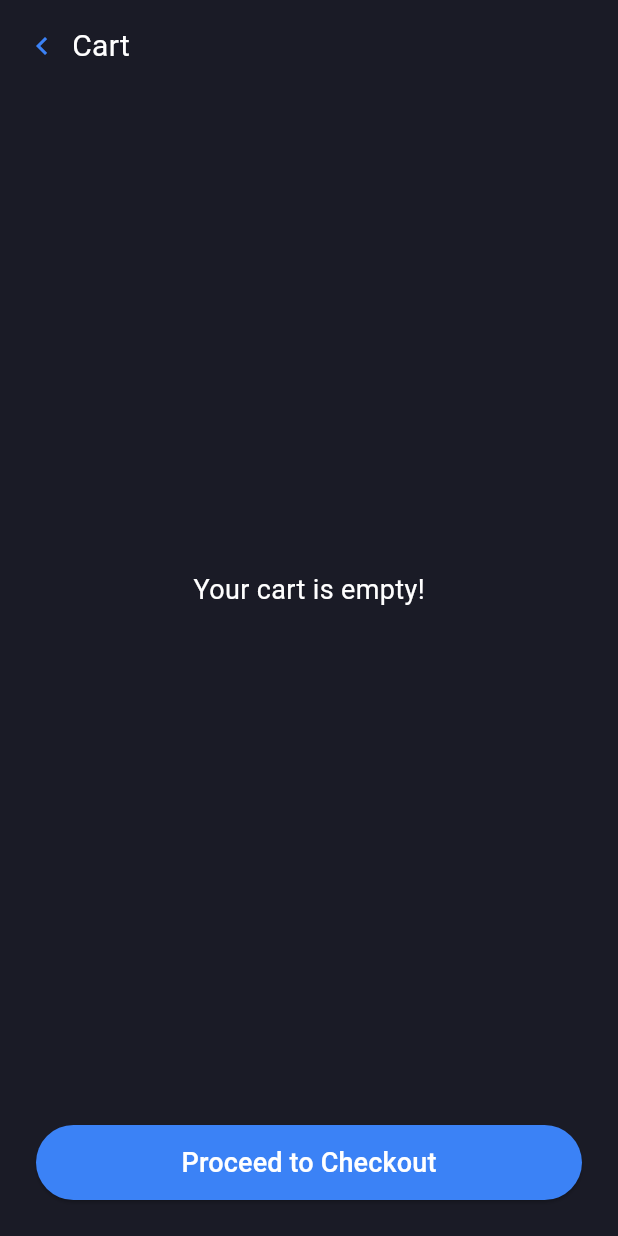
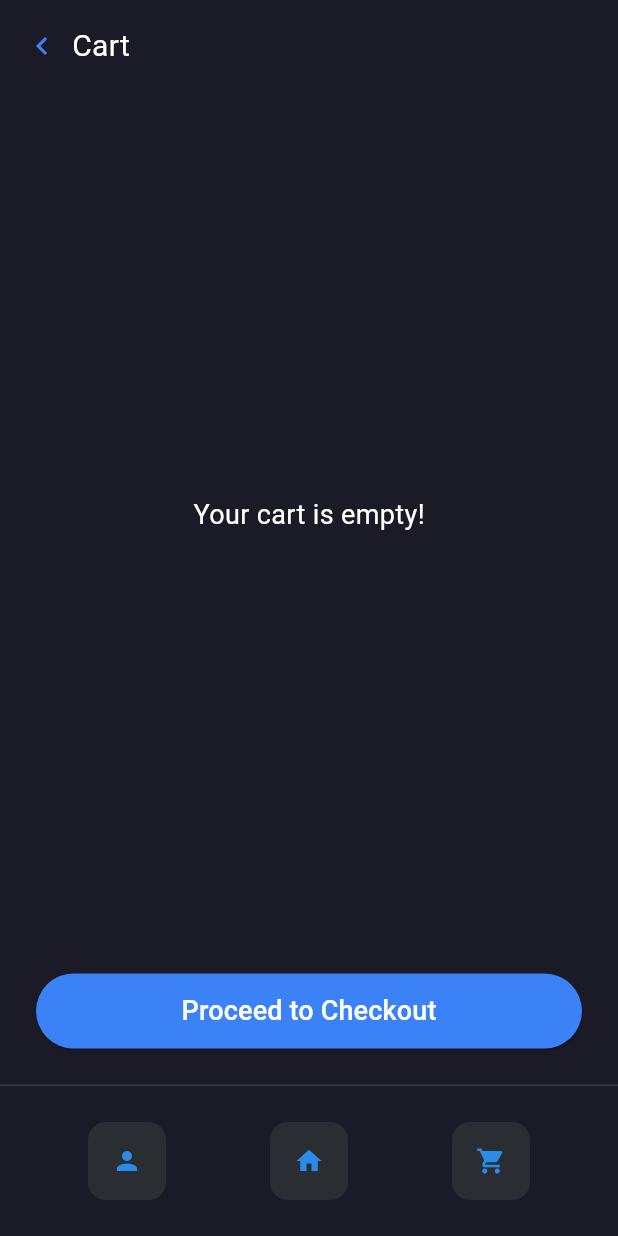
Before and after one commit to AbulHasanShaik/SafeRide_Habibit, a Flutter app: the CartSelectionScreen screen opened directly, on a phone screen of 412 x 824 dp. Run offline on Flutter 3.47's test engine with Material 3 defaults, Android fonts, the phone set to English and light mode, and no system bars.

Commit message:
Added nav bar to cart and checkout

```diff
--- a/lib/screens/cart_selection_screen.dart
+++ b/lib/screens/cart_selection_screen.dart
@@ -2,6 +2,10 @@
 import 'package:provider/provider.dart';
 import '../providers/cart_provider.dart';
 import 'checkout_screen.dart'; // Import the checkout page
+import '../widgets/navigation_icon_button.dart'; // Import the NavigationIconButton
+import 'package:saferide_app_ui_3710154493/screens/safe_ride_screen.dart';
+import 'profile_screen.dart'; // Import the ProfileScreen
+
 
 class CartSelectionScreen extends StatelessWidget {
   const CartSelectionScreen({super.key});
@@ -88,6 +92,67 @@
                 ),
               ),
             ),
+             // Bottom navigation
+            Positioned(
+              bottom: 0,
+              left: 0,
+              right: 0,
+              child: Container(
+                padding: const EdgeInsets.all(24.0),
+                decoration: const BoxDecoration(
+                  color: Color(0xFF1A1B26),
+                  border: Border(
+                    top: BorderSide(
+                      color: Color(0xFF3A3D42),
+                      width: 1,
+                    ),
+                  ),
+                ),
+                child: Row(
+                  mainAxisAlignment: MainAxisAlignment.spaceAround,
+                  children: [
+                    // Person Icon Button
+                    NavigationIconButton(
+                      icon: Icons.person,
+                      onTap: () {
+                        // Navigate to ProfileScreen
+                        Navigator.push(
+                          context,
+                          MaterialPageRoute(
+                            builder: (context) => const ProfileScreen(),
+                          ),
+                        );
+                      },
+                    ),
+                    // Home Icon Button
+                    NavigationIconButton(
+                      icon: Icons.home,
+                      onTap: () {
+                        // Navigate to SaferideScreen
+                        Navigator.push(
+                          context,
+                          MaterialPageRoute(
+                            builder: (context) => const SafeRideScreen(),
+                          ),
+                        );
+                      },
+                    ),
+                    NavigationIconButton(
+                      icon: Icons.shopping_cart,
+                      onTap: () {
+                        // Navigate to CartSelectionScreen
+                        Navigator.push(
+                          context,
+                          MaterialPageRoute(
+                            builder: (context) => const CartSelectionScreen(),
+                          ),
+                        );
+                      },
+                    ),
+                  ],
+                ),
+              ),
+            ),
           ],
         ),
       ),
```
Also changed, not shown: lib/screens/checkout_screen.dart (+65 -0 lines).
